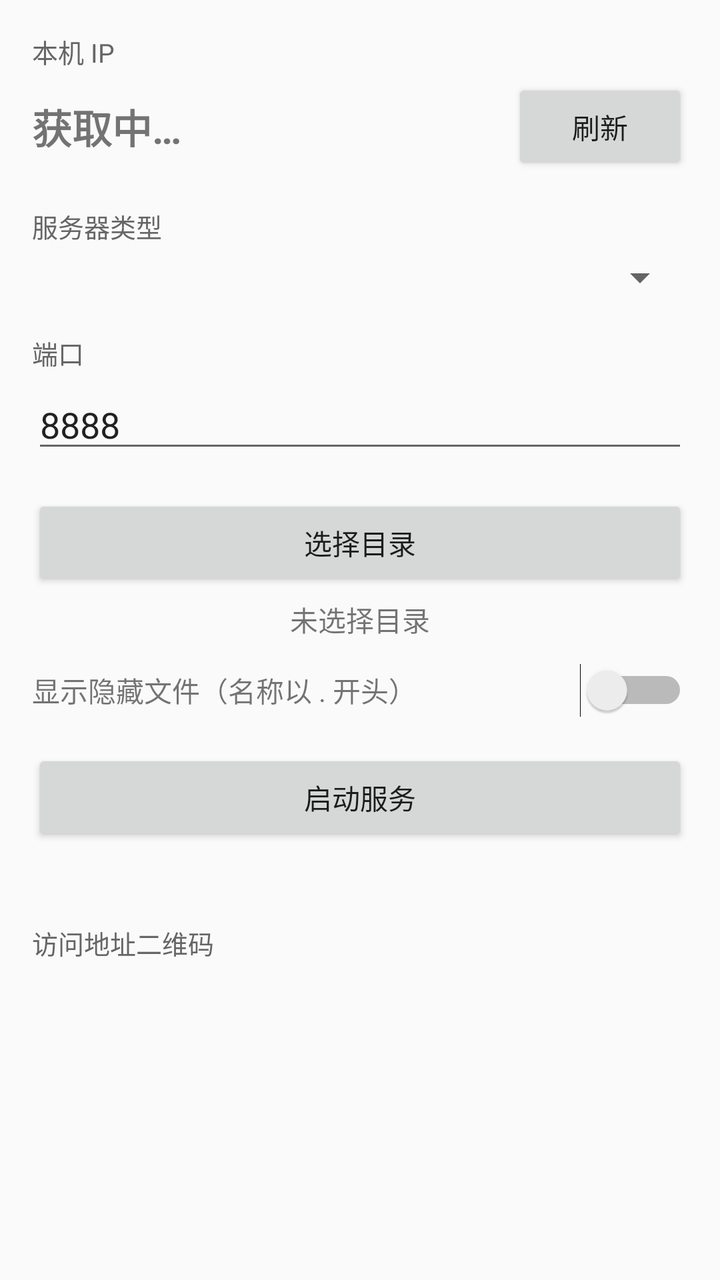
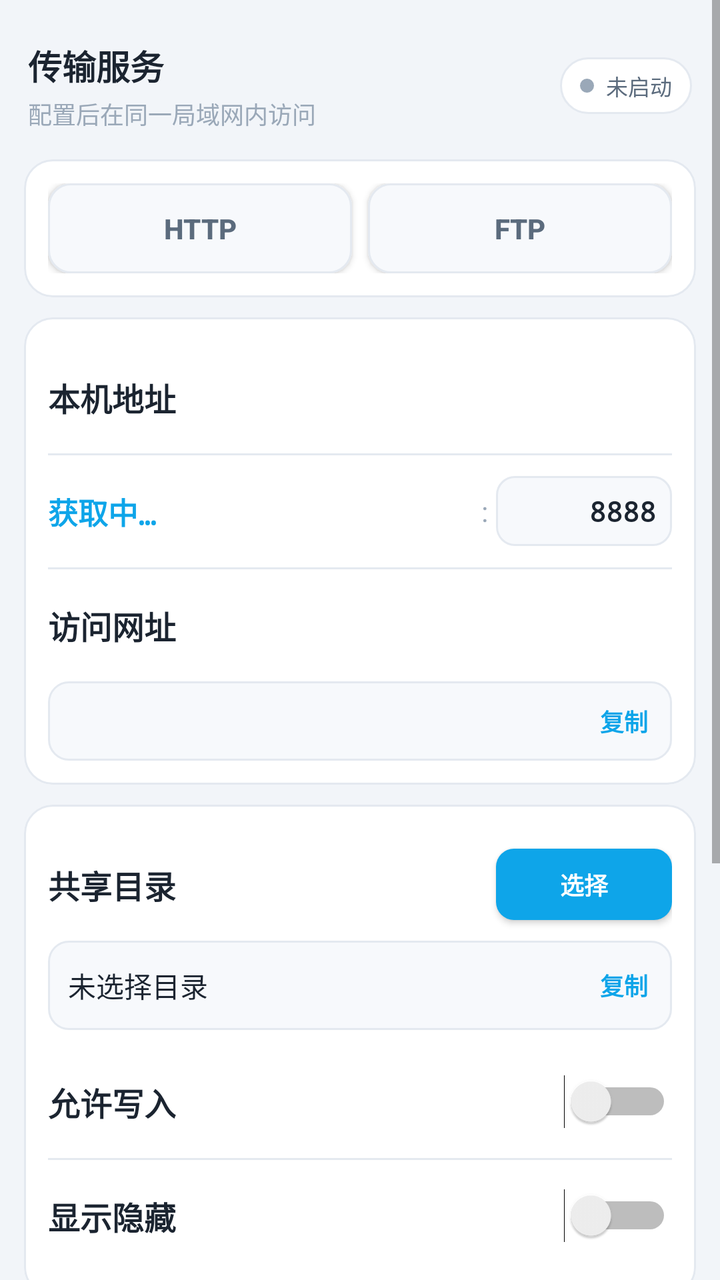

An Android layout rendered at two revisions. The XML below is the earlier revision; the diff shows what the commit changed to produce the second picture.
<!-- AndroidManifest.xml: application theme AppTheme -->
<!-- res/layout/activity_main.xml -->
<?xml version="1.0" encoding="utf-8"?>
<ScrollView xmlns:android="http://schemas.android.com/apk/res/android"
    android:layout_width="match_parent"
    android:layout_height="match_parent">

    <LinearLayout
        android:layout_width="match_parent"
        android:layout_height="wrap_content"
        android:orientation="vertical"
        android:padding="16dp">

        
        <TextView
            android:layout_width="match_parent"
            android:layout_height="wrap_content"
            android:text="本机 IP"
            android:textSize="13sp"
            android:textColor="#666666" />

        <LinearLayout
            android:layout_width="match_parent"
            android:layout_height="wrap_content"
            android:orientation="horizontal"
            android:gravity="center_vertical"
            android:layout_marginTop="4dp">

            <TextView
                android:id="@+id/tvIp"
                android:layout_width="0dp"
                android:layout_height="wrap_content"
                android:layout_weight="1"
                android:text="获取中…"
                android:textSize="20sp"
                android:textStyle="bold" />

            <Button
                android:id="@+id/btnRefreshIp"
                android:layout_width="wrap_content"
                android:layout_height="wrap_content"
                android:text="刷新" />
        </LinearLayout>

        
        <TextView
            android:layout_width="match_parent"
            android:layout_height="wrap_content"
            android:text="服务器类型"
            android:textSize="13sp"
            android:textColor="#666666"
            android:layout_marginTop="16dp" />

        <Spinner
            android:id="@+id/spinnerType"
            android:layout_width="match_parent"
            android:layout_height="wrap_content"
            android:layout_marginTop="4dp" />

        
        <TextView
            android:layout_width="match_parent"
            android:layout_height="wrap_content"
            android:text="端口"
            android:textSize="13sp"
            android:textColor="#666666"
            android:layout_marginTop="16dp" />

        <EditText
            android:id="@+id/etPort"
            android:layout_width="match_parent"
            android:layout_height="wrap_content"
            android:inputType="number"
            android:text="8888"
            android:maxLines="1"
            android:layout_marginTop="4dp" />

        
        <Button
            android:id="@+id/btnPickDir"
            android:layout_width="match_parent"
            android:layout_height="wrap_content"
            android:text="选择目录"
            android:layout_marginTop="16dp" />

        <TextView
            android:id="@+id/tvDir"
            android:layout_width="match_parent"
            android:layout_height="wrap_content"
            android:gravity="center_horizontal"
            android:text="未选择目录"
            android:textSize="14sp"
            android:layout_marginTop="4dp"
            android:textIsSelectable="true" />

        
        <LinearLayout
            android:layout_width="match_parent"
            android:layout_height="wrap_content"
            android:orientation="horizontal"
            android:gravity="center_vertical"
            android:layout_marginTop="12dp">

            <TextView
                android:layout_width="0dp"
                android:layout_height="wrap_content"
                android:layout_weight="1"
                android:text="显示隐藏文件（名称以 . 开头）"
                android:textSize="14sp" />

            <Switch
                android:id="@+id/swHidden"
                android:layout_width="wrap_content"
                android:layout_height="wrap_content" />
        </LinearLayout>

        
        <Button
            android:id="@+id/btnStart"
            android:layout_width="match_parent"
            android:layout_height="wrap_content"
            android:text="启动服务"
            android:layout_marginTop="16dp" />

        <TextView
            android:id="@+id/tvUrl"
            android:layout_width="match_parent"
            android:layout_height="wrap_content"
            android:gravity="center_horizontal"
            android:text=""
            android:textSize="14sp"
            android:textIsSelectable="true"
            android:layout_marginTop="4dp" />

        
        <TextView
            android:layout_width="match_parent"
            android:layout_height="wrap_content"
            android:text="访问地址二维码"
            android:textSize="13sp"
            android:textColor="#666666"
            android:layout_marginTop="16dp" />

        <ImageView
            android:id="@+id/ivQr"
            android:layout_width="220dp"
            android:layout_height="220dp"
            android:layout_gravity="center_horizontal"
            android:layout_marginTop="8dp"
            android:visibility="gone" />

    </LinearLayout>
</ScrollView>
<!-- resources referenced by this layout -->
<resources>
  <style name="AppTheme" parent="android:Theme.Material.Light">
          <item name="android:colorPrimary">#E53935</item>
          <item name="android:colorAccent">#E53935</item>
      </style>
</resources>

<!-- the commit's change to res/layout/activity_main.xml (unified diff, before → after) -->
@@ -1,5 +1,6 @@
 <?xml version="1.0" encoding="utf-8"?>
 <ScrollView xmlns:android="http://schemas.android.com/apk/res/android"
+    xmlns:app="http://schemas.android.com/apk/res-auto"
     android:layout_width="match_parent"
     android:layout_height="match_parent">
 
@@ -7,145 +8,474 @@
         android:layout_width="match_parent"
         android:layout_height="wrap_content"
         android:orientation="vertical"
-        android:padding="16dp">
-
-        
-        <TextView
-            android:layout_width="match_parent"
-            android:layout_height="wrap_content"
-            android:text="本机 IP"
-            android:textSize="13sp"
-            android:textColor="#666666" />
-
+        android:paddingStart="12dp"
+        android:paddingEnd="12dp"
+        android:paddingTop="14dp"
+        android:paddingBottom="20dp">
+
+        
         <LinearLayout
             android:layout_width="match_parent"
             android:layout_height="wrap_content"
             android:orientation="horizontal"
             android:gravity="center_vertical"
-            android:layout_marginTop="4dp">
-
-            <TextView
-                android:id="@+id/tvIp"
+            android:paddingStart="2dp"
+            android:paddingEnd="2dp"
+            android:paddingTop="6dp"
+            android:paddingBottom="14dp">
+
+            <LinearLayout
                 android:layout_width="0dp"
                 android:layout_height="wrap_content"
                 android:layout_weight="1"
-                android:text="获取中…"
-                android:textSize="20sp"
-                android:textStyle="bold" />
-
-            <Button
-                android:id="@+id/btnRefreshIp"
+                android:orientation="vertical">
+
+                <TextView
+                    android:layout_width="wrap_content"
+                    android:layout_height="wrap_content"
+                    android:text="传输服务"
+                    android:textSize="17sp"
+                    android:textStyle="bold"
+                    android:textColor="@color/txt" />
+
+                <TextView
+                    android:layout_width="wrap_content"
+                    android:layout_height="wrap_content"
+                    android:layout_marginTop="3dp"
+                    android:text="配置后在同一局域网内访问"
+                    android:textSize="12sp"
+                    android:textColor="@color/txt3" />
+            </LinearLayout>
+
+            <LinearLayout
                 android:layout_width="wrap_content"
                 android:layout_height="wrap_content"
-                android:text="刷新" />
+                android:orientation="horizontal"
+                android:gravity="center_vertical"
+                android:background="@drawable/pill_bg"
+                android:paddingStart="10dp"
+                android:paddingEnd="10dp"
+                android:paddingTop="6dp"
+                android:paddingBottom="6dp">
+
+                <View
+                    android:id="@+id/vDot"
+                    android:layout_width="7dp"
+                    android:layout_height="7dp"
+                    android:background="@drawable/dot_sel" />
+
+                <TextView
+                    android:id="@+id/tvStatus"
+                    android:layout_width="wrap_content"
+                    android:layout_height="wrap_content"
+                    android:layout_marginStart="6dp"
+                    android:text="未启动"
+                    android:textSize="11sp"
+                    android:textColor="@color/txt2" />
+            </LinearLayout>
         </LinearLayout>
 
         
+        <androidx.cardview.widget.CardView
+            android:layout_width="match_parent"
+            android:layout_height="wrap_content"
+            android:layout_marginBottom="10dp"
+            app:cardBackgroundColor="@android:color/transparent"
+            app:cardCornerRadius="14dp"
+            app:cardElevation="0dp"
+            app:cardUseCompatPadding="false">
+
+            <LinearLayout
+                android:layout_width="match_parent"
+                android:layout_height="wrap_content"
+                android:orientation="vertical"
+                android:background="@drawable/card_bg"
+                android:padding="12dp">
+
+                <LinearLayout
+                    android:layout_width="match_parent"
+                    android:layout_height="wrap_content"
+                    android:orientation="horizontal"
+                    android:gravity="center_vertical">
+
+                    <Button
+                        android:id="@+id/chipHttp"
+                        android:layout_width="0dp"
+                        android:layout_height="wrap_content"
+                        android:layout_weight="1"
+                        android:text="HTTP"
+                        android:textSize="14sp"
+                        android:textStyle="bold"
+                        android:textColor="@color/txt2"
+                        android:background="@drawable/chip_sel"
+                        android:paddingTop="13dp"
+                        android:paddingBottom="13dp"
+                        android:minHeight="0dp" />
+
+                    <Button
+                        android:id="@+id/chipFtp"
+                        android:layout_width="0dp"
+                        android:layout_height="wrap_content"
+                        android:layout_weight="1"
+                        android:text="FTP"
+                        android:textSize="14sp"
+                        android:textStyle="bold"
+                        android:textColor="@color/txt2"
+                        android:background="@drawable/chip_sel"
+                        android:paddingTop="13dp"
+                        android:paddingBottom="13dp"
+                        android:minHeight="0dp"
+                        android:layout_marginStart="8dp" />
+                </LinearLayout>
+            </LinearLayout>
+        </androidx.cardview.widget.CardView>
+
+        
+        <androidx.cardview.widget.CardView
+            android:layout_width="match_parent"
+            android:layout_height="wrap_content"
+            android:layout_marginBottom="10dp"
+            app:cardBackgroundColor="@android:color/transparent"
+            app:cardCornerRadius="14dp"
+            app:cardElevation="0dp"
+            app:cardUseCompatPadding="false">
+
+            <LinearLayout
+                android:layout_width="match_parent"
+                android:layout_height="wrap_content"
+                android:orientation="vertical"
+                android:background="@drawable/card_bg"
+                android:padding="12dp">
+
+                
+                <LinearLayout
+                    android:layout_width="match_parent"
+                    android:layout_height="wrap_content"
+                    android:minHeight="56dp"
+                    android:orientation="horizontal"
+                    android:gravity="center_vertical">
+
+                    <TextView
+                        android:layout_width="wrap_content"
+                        android:layout_height="wrap_content"
+                        android:text="本机地址"
+                        android:textSize="16sp"
+                        android:textStyle="bold"
+                        android:textColor="@color/txt" />
+                </LinearLayout>
+
+                <View
+                    android:layout_width="match_parent"
+                    android:layout_height="1dp"
+                    android:background="@color/line" />
+
+                
+                <LinearLayout
+                    android:layout_width="match_parent"
+                    android:layout_height="wrap_content"
+                    android:minHeight="56dp"
+                    android:orientation="horizontal"
+                    android:gravity="center_vertical">
+
+                    <TextView
+                        android:id="@+id/tvIp"
+                        android:layout_width="0dp"
+                        android:layout_height="wrap_content"
+                        android:layout_weight="1"
+                        android:text="获取中…"
+                        android:textSize="15sp"
+                        android:textStyle="bold"
+                        android:fontFamily="monospace"
+                        android:textColor="@color/brand" />
+
+                    <TextView
+                        android:layout_width="wrap_content"
+                        android:layout_height="wrap_content"
+                        android:text=":"
+                        android:textSize="14sp"
+                        android:textColor="@color/txt3"
+                        android:layout_marginStart="4dp"
+                        android:layout_marginEnd="4dp" />
+
+                    <EditText
+                        android:id="@+id/etPort"
+                        android:layout_width="88dp"
+                        android:layout_height="wrap_content"
+                        android:inputType="number"
+                        android:text="8888"
+                        android:gravity="end|center_vertical"
+                        android:fontFamily="monospace"
+                        android:textSize="14sp"
+                        android:textStyle="bold"
+                        android:textColor="@color/txt"
+                        android:background="@drawable/port_bg"
+                        android:padding="8dp"
+                        android:maxLines="1" />
+                </LinearLayout>
+
+                <View
+                    android:layout_width="match_parent"
+                    android:layout_height="1dp"
+                    android:background="@color/line" />
+
+                
+                <LinearLayout
+                    android:layout_width="match_parent"
+                    android:layout_height="wrap_content"
+                    android:minHeight="56dp"
+                    android:orientation="horizontal"
+                    android:gravity="center_vertical">
+
+                    <TextView
+                        android:layout_width="wrap_content"
+                        android:layout_height="wrap_content"
+                        android:text="访问网址"
+                        android:textSize="16sp"
+                        android:textStyle="bold"
+                        android:textColor="@color/txt" />
+                </LinearLayout>
+
+                <LinearLayout
+                    android:layout_width="match_parent"
+                    android:layout_height="wrap_content"
+                    android:orientation="horizontal"
+                    android:gravity="center_vertical"
+                    android:background="@drawable/box_bg"
+                    android:paddingStart="10dp"
+                    android:paddingEnd="10dp"
+                    android:paddingTop="11dp"
+                    android:paddingBottom="11dp">
+
+                    <TextView
+                        android:id="@+id/tvUrl"
+                        android:layout_width="0dp"
+                        android:layout_height="wrap_content"
+                        android:layout_weight="1"
+                        android:text=""
+                        android:textSize="12sp"
+                        android:fontFamily="monospace"
+                        android:textColor="@color/txt2"
+                        android:singleLine="true"
+                        android:ellipsize="end" />
+
+                    <Button
+                        android:id="@+id/btnCopyUrl"
+                        android:layout_width="wrap_content"
+                        android:layout_height="wrap_content"
+                        android:text="复制"
+                        android:textSize="12sp"
+                        android:textStyle="bold"
+                        android:textColor="@color/brand"
+                        android:background="@null"
+                        android:minWidth="0dp"
+                        android:minHeight="0dp"
+                        android:paddingStart="2dp"
+                        android:paddingEnd="2dp"
+                        android:paddingTop="0dp"
+                        android:paddingBottom="0dp" />
+                </LinearLayout>
+            </LinearLayout>
+        </androidx.cardview.widget.CardView>
+
+        
+        <androidx.cardview.widget.CardView
+            android:layout_width="match_parent"
+            android:layout_height="wrap_content"
+            android:layout_marginBottom="10dp"
+            app:cardBackgroundColor="@android:color/transparent"
+            app:cardCornerRadius="14dp"
+            app:cardElevation="0dp"
+            app:cardUseCompatPadding="false">
+
+            <LinearLayout
+                android:layout_width="match_parent"
+                android:layout_height="wrap_content"
+                android:orientation="vertical"
+                android:background="@drawable/card_bg"
+                android:padding="12dp">
+
+                
+                <LinearLayout
+                    android:layout_width="match_parent"
+                    android:layout_height="wrap_content"
+                    android:minHeight="56dp"
+                    android:orientation="horizontal"
+                    android:gravity="center_vertical">
+
+                    <TextView
+                        android:layout_width="0dp"
+                        android:layout_height="wrap_content"
+                        android:layout_weight="1"
+                        android:text="共享目录"
+                        android:textSize="16sp"
+                        android:textStyle="bold"
+                        android:textColor="@color/txt" />
+
+                    <Button
+                        android:id="@+id/btnPickDir"
+                        android:layout_width="wrap_content"
+                        android:layout_height="wrap_content"
+                        android:text="选择"
+                        android:textSize="12sp"
+                        android:textStyle="bold"
+                        android:textColor="#ffffff"
+                        android:background="@drawable/btn_primary"
+                        android:paddingStart="11dp"
+                        android:paddingEnd="11dp"
+                        android:paddingTop="9dp"
+                        android:paddingBottom="9dp"
+                        android:minHeight="0dp" />
+                </LinearLayout>
+
+                <LinearLayout
+                    android:layout_width="match_parent"
+                    android:layout_height="wrap_content"
+                    android:orientation="horizontal"
+                    android:gravity="center_vertical"
+                    android:background="@drawable/box_bg"
+                    android:paddingStart="10dp"
+                    android:paddingEnd="10dp"
+                    android:paddingTop="12dp"
+                    android:paddingBottom="12dp"
+                    android:minHeight="44dp"
+                    android:layout_marginBottom="8dp">
+
+                    <TextView
+                        android:id="@+id/tvDir"
+                        android:layout_width="0dp"
+                        android:layout_height="wrap_content"
+                        android:layout_weight="1"
+                        android:gravity="start"
+                        android:text="未选择目录"
+                        android:textSize="14sp"
+                        android:fontFamily="monospace"
+                        android:textColor="@color/txt"
+                        android:singleLine="true"
+                        android:ellipsize="end" />
+
+                    <Button
+                        android:id="@+id/btnCopyDir"
+                        android:layout_width="wrap_content"
+                        android:layout_height="wrap_content"
+                        android:text="复制"
+                        android:textSize="12sp"
+                        android:textStyle="bold"
+                        android:textColor="@color/brand"
+                        android:background="@null"
+                        android:minWidth="0dp"
+                        android:minHeight="0dp"
+                        android:paddingStart="2dp"
+                        android:paddingEnd="2dp"
+                        android:paddingTop="0dp"
+                        android:paddingBottom="0dp" />
+                </LinearLayout>
+
+                
+                <LinearLayout
+                    android:layout_width="match_parent"
+                    android:layout_height="wrap_content"
+                    android:minHeight="56dp"
+                    android:orientation="horizontal"
+                    android:gravity="center_vertical">
+
+                    <TextView
+                        android:layout_width="0dp"
+                        android:layout_height="wrap_content"
+                        android:layout_weight="1"
+                        android:text="允许写入"
+                        android:textSize="16sp"
+                        android:textStyle="bold"
+                        android:textColor="@color/txt" />
+
+                    <Switch
+                        android:id="@+id/swWrite"
+                        android:layout_width="wrap_content"
+                        android:layout_height="wrap_content" />
+                </LinearLayout>
+
+                <View
+                    android:layout_width="match_parent"
+                    android:layout_height="1dp"
+                    android:background="@color/line" />
+
+                
+                <LinearLayout
+                    android:layout_width="match_parent"
+                    android:layout_height="wrap_content"
+                    android:minHeight="56dp"
+                    android:orientation="horizontal"
+                    android:gravity="center_vertical">
+
+                    <TextView
+                        android:layout_width="0dp"
+                        android:layout_height="wrap_content"
+                        android:layout_weight="1"
+                        android:text="显示隐藏"
+                        android:textSize="16sp"
+                        android:textStyle="bold"
+                        android:textColor="@color/txt" />
+
+                    <Switch
+                        android:id="@+id/swHidden"
+                        android:layout_width="wrap_content"
+                        android:layout_height="wrap_content" />
+                </LinearLayout>
+            </LinearLayout>
+        </androidx.cardview.widget.CardView>
+
+        
+        <androidx.cardview.widget.CardView
+            android:layout_width="match_parent"
+            android:layout_height="wrap_content"
+            android:layout_marginBottom="10dp"
+            app:cardBackgroundColor="@android:color/transparent"
+            app:cardCornerRadius="14dp"
+            app:cardElevation="0dp"
+            app:cardUseCompatPadding="false">
+
+            <LinearLayout
+                android:layout_width="match_parent"
+                android:layout_height="wrap_content"
+                android:orientation="vertical"
+                android:background="@drawable/card_bg"
+                android:gravity="center_horizontal"
+                android:paddingTop="12dp"
+                android:paddingBottom="6dp">
+
+                <ImageView
+                    android:id="@+id/ivQr"
+                    android:layout_width="158dp"
+                    android:layout_height="158dp"
+                    android:visibility="visible" />
+
+                <TextView
+                    android:id="@+id/tvQrHint"
+                    android:layout_width="match_parent"
+                    android:layout_height="wrap_content"
+                    android:layout_marginTop="12dp"
+                    android:text=""
+                    android:textSize="11sp"
+                    android:textColor="@color/txt3"
+                    android:gravity="center_horizontal" />
+            </LinearLayout>
+        </androidx.cardview.widget.CardView>
+
+        
         <TextView
-            android:layout_width="match_parent"
-            android:layout_height="wrap_content"
-            android:text="服务器类型"
-            android:textSize="13sp"
-            android:textColor="#666666"
-            android:layout_marginTop="16dp" />
-
-        <Spinner
-            android:id="@+id/spinnerType"
-            android:layout_width="match_parent"
-            android:layout_height="wrap_content"
-            android:layout_marginTop="4dp" />
-
-        
-        <TextView
-            android:layout_width="match_parent"
-            android:layout_height="wrap_content"
-            android:text="端口"
-            android:textSize="13sp"
-            android:textColor="#666666"
-            android:layout_marginTop="16dp" />
-
-        <EditText
-            android:id="@+id/etPort"
-            android:layout_width="match_parent"
-            android:layout_height="wrap_content"
-            android:inputType="number"
-            android:text="8888"
-            android:maxLines="1"
-            android:layout_marginTop="4dp" />
-
-        
-        <Button
-            android:id="@+id/btnPickDir"
-            android:layout_width="match_parent"
-            android:layout_height="wrap_content"
-            android:text="选择目录"
-            android:layout_marginTop="16dp" />
-
-        <TextView
-            android:id="@+id/tvDir"
-            android:layout_width="match_parent"
-            android:layout_height="wrap_content"
-            android:gravity="center_horizontal"
-            android:text="未选择目录"
-            android:textSize="14sp"
-            android:layout_marginTop="4dp"
-            android:textIsSelectable="true" />
-
-        
-        <LinearLayout
-            android:layout_width="match_parent"
-            android:layout_height="wrap_content"
-            android:orientation="horizontal"
-            android:gravity="center_vertical"
-            android:layout_marginTop="12dp">
-
-            <TextView
-                android:layout_width="0dp"
-                android:layout_height="wrap_content"
-                android:layout_weight="1"
-                android:text="显示隐藏文件（名称以 . 开头）"
-                android:textSize="14sp" />
-
-            <Switch
-                android:id="@+id/swHidden"
-                android:layout_width="wrap_content"
-                android:layout_height="wrap_content" />
-        </LinearLayout>
-
-        
-        <Button
             android:id="@+id/btnStart"
             android:layout_width="match_parent"
             android:layout_height="wrap_content"
+            android:layout_marginTop="6dp"
             android:text="启动服务"
-            android:layout_marginTop="16dp" />
-
-        <TextView
-            android:id="@+id/tvUrl"
-            android:layout_width="match_parent"
-            android:layout_height="wrap_content"
-            android:gravity="center_horizontal"
-            android:text=""
-            android:textSize="14sp"
-            android:textIsSelectable="true"
-            android:layout_marginTop="4dp" />
-
-        
-        <TextView
-            android:layout_width="match_parent"
-            android:layout_height="wrap_content"
-            android:text="访问地址二维码"
-            android:textSize="13sp"
-            android:textColor="#666666"
-            android:layout_marginTop="16dp" />
-
-        <ImageView
-            android:id="@+id/ivQr"
-            android:layout_width="220dp"
-            android:layout_height="220dp"
-            android:layout_gravity="center_horizontal"
-            android:layout_marginTop="8dp"
-            android:visibility="gone" />
+            android:textSize="15sp"
+            android:textStyle="bold"
+            android:textColor="@color/txt2"
+            android:background="@drawable/btn_big_sel"
+            android:gravity="center"
+            android:clickable="true"
+            android:focusable="true"
+            android:paddingTop="15dp"
+            android:paddingBottom="15dp" />
 
     </LinearLayout>
 </ScrollView>
<!-- resource entries referenced after the edit -->
@@ -1,8 +1,125 @@
 <!-- resources referenced by this layout -->
 <resources>
-  <style name="AppTheme" parent="android:Theme.Material.Light">
-          <item name="android:colorPrimary">#E53935</item>
-          <item name="android:colorAccent">#E53935</item>
+  <color name="brand">#0ea5e9</color>
+  <color name="line">#e4e9f0</color>
+  <color name="txt">#1b2430</color>
+  <color name="txt2">#5b6b7d</color>
+  <color name="txt3">#9aa8b8</color>
+  <!-- drawable box_bg (drawable) -->
+  <?xml version="1.0" encoding="utf-8"?>
+  <shape xmlns:android="http://schemas.android.com/apk/res/android"
+      android:shape="rectangle">
+      <solid android:color="@color/panel2" />
+      <stroke android:width="1dp" android:color="@color/line" />
+      <corners android:radius="10dp" />
+  </shape>
+  <!-- drawable btn_big_sel (drawable) -->
+  <?xml version="1.0" encoding="utf-8"?>
+  <selector xmlns:android="http://schemas.android.com/apk/res/android">
+      <item android:state_selected="true" android:drawable="@drawable/gradient_brand" />
+      <item android:drawable="@drawable/btn_big_off" />
+  </selector>
+  <!-- drawable btn_primary (drawable) -->
+  <?xml version="1.0" encoding="utf-8"?>
+  <shape xmlns:android="http://schemas.android.com/apk/res/android"
+      android:shape="rectangle">
+      <solid android:color="@color/brand" />
+      <corners android:radius="9dp" />
+  </shape>
+  <!-- drawable card_bg (drawable) -->
+  <?xml version="1.0" encoding="utf-8"?>
+  <shape xmlns:android="http://schemas.android.com/apk/res/android"
+      android:shape="rectangle">
+      <solid android:color="@color/panel" />
+      <stroke android:width="1dp" android:color="@color/line" />
+      <corners android:radius="14dp" />
+  </shape>
+  <!-- drawable chip_sel (drawable) -->
+  <?xml version="1.0" encoding="utf-8"?>
+  <selector xmlns:android="http://schemas.android.com/apk/res/android">
+      <item android:state_selected="true" android:drawable="@drawable/gradient_brand" />
+      <item android:drawable="@drawable/chip_bg" />
+  </selector>
+  <!-- drawable dot_sel (drawable) -->
+  <?xml version="1.0" encoding="utf-8"?>
+  <selector xmlns:android="http://schemas.android.com/apk/res/android">
+      <item android:state_selected="true" android:drawable="@drawable/dot_on" />
+      <item android:drawable="@drawable/dot_off" />
+  </selector>
+  <!-- drawable pill_bg (drawable) -->
+  <?xml version="1.0" encoding="utf-8"?>
+  <shape xmlns:android="http://schemas.android.com/apk/res/android"
+      android:shape="rectangle">
+      <solid android:color="@color/panel" />
+      <stroke android:width="1dp" android:color="@color/line" />
+      <corners android:radius="20dp" />
+  </shape>
+  <!-- drawable port_bg (drawable) -->
+  <?xml version="1.0" encoding="utf-8"?>
+  <shape xmlns:android="http://schemas.android.com/apk/res/android"
+      android:shape="rectangle">
+      <solid android:color="@color/panel2" />
+      <stroke android:width="1dp" android:color="@color/line" />
+      <corners android:radius="9dp" />
+  </shape>
+  <style name="AppTheme" parent="android:Theme.Material.Light.NoActionBar">
+          <item name="android:colorPrimary">@color/brand</item>
+          <item name="android:colorPrimaryDark">@color/bg</item>
+          <item name="android:colorAccent">@color/brand</item>
+          <item name="android:windowBackground">@color/bg</item>
+          <item name="android:statusBarColor">@color/bg</item>
+          <item name="android:windowLightStatusBar">true</item>
       </style>
+  <color name="panel2">#f7f9fc</color>
+  <!-- drawable gradient_brand (drawable) -->
+  <?xml version="1.0" encoding="utf-8"?>
+  <shape xmlns:android="http://schemas.android.com/apk/res/android"
+      android:shape="rectangle">
+      <gradient
+          android:angle="135"
+          android:startColor="@color/brand"
+          android:endColor="@color/brand2" />
+      <corners android:radius="11dp" />
+  </shape>
+  <!-- drawable btn_big_off (drawable) -->
+  <?xml version="1.0" encoding="utf-8"?>
+  <shape xmlns:android="http://schemas.android.com/apk/res/android"
+      android:shape="rectangle">
+      <solid android:color="@color/panel2" />
+      <stroke android:width="1dp" android:color="@color/line" />
+      <corners android:radius="12dp" />
+  </shape>
+  <color name="panel">#ffffff</color>
+  <!-- drawable chip_bg (drawable) -->
+  <?xml version="1.0" encoding="utf-8"?>
+  <shape xmlns:android="http://schemas.android.com/apk/res/android"
+      android:shape="rectangle">
+      <solid android:color="@color/panel2" />
+      <stroke android:width="1dp" android:color="@color/line" />
+      <corners android:radius="11dp" />
+  </shape>
+  <!-- drawable dot_on (drawable) -->
+  <?xml version="1.0" encoding="utf-8"?>
+  <layer-list xmlns:android="http://schemas.android.com/apk/res/android">
+      <item>
+          <shape android:shape="oval">
+              <solid android:color="#2916a34a" />
+          </shape>
+      </item>
+      <item android:inset="3dp">
+          <shape android:shape="oval">
+              <solid android:color="@color/ok" />
+          </shape>
+      </item>
+  </layer-list>
+  <!-- drawable dot_off (drawable) -->
+  <?xml version="1.0" encoding="utf-8"?>
+  <shape xmlns:android="http://schemas.android.com/apk/res/android"
+      android:shape="oval">
+      <solid android:color="@color/txt3" />
+  </shape>
+  <color name="bg">#f2f5f9</color>
+  <color name="brand2">#06b6d4</color>
+  <color name="ok">#16a34a</color>
 </resources>
 
